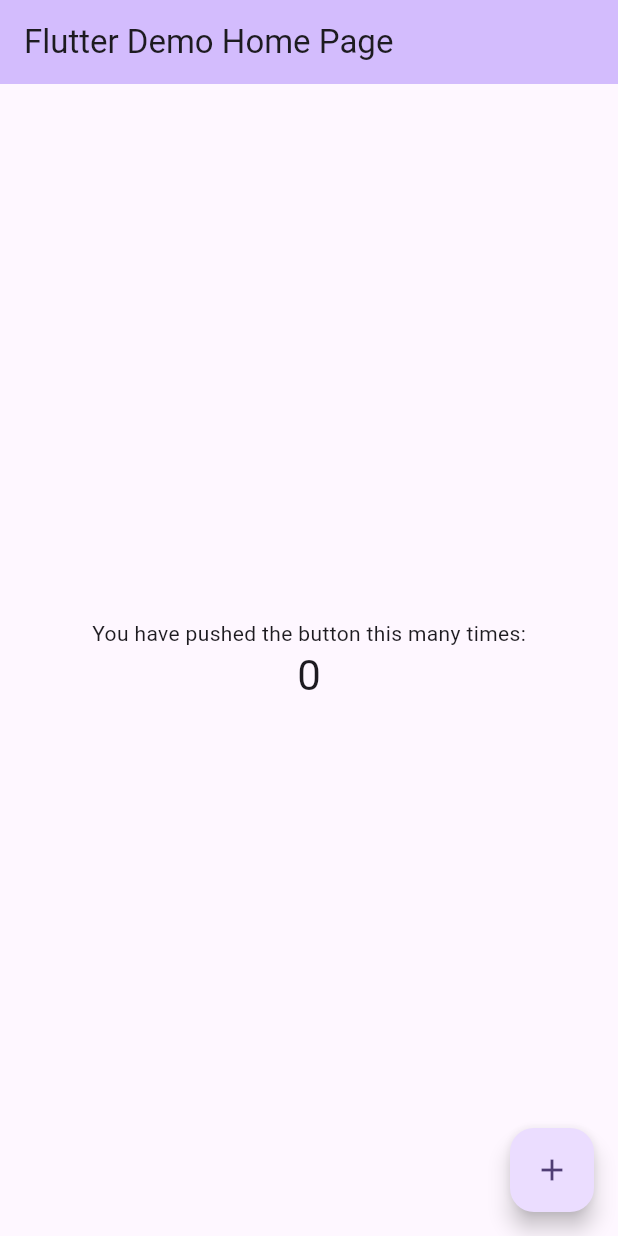
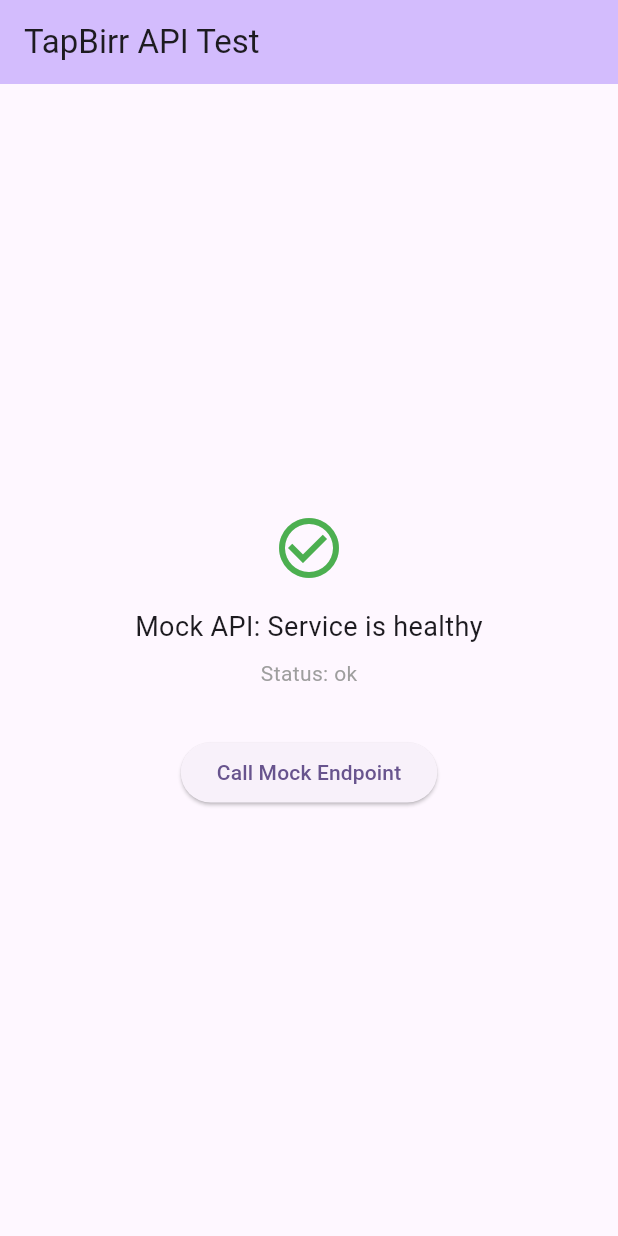
Before and after one commit to tsenatz/TapBirr, a Flutter app: the screen it shows after launch, on a phone screen of 412 x 824 dp. Run offline on Flutter 3.47's test engine with Material 3 defaults, Android fonts, the light colour scheme and no system bars; our stand-ins replace dio, flutter_secure_storage.

Commit message:
feat: implement API client with dio and mock toggle
- Add dio HTTP client with base URL config and token interceptor
- Add Flutter Secure Storage service for JWT tokens
- Implement mock repository pattern with toggle via AppConfig.useMockApi
- Add health endpoint example with mock/remote data sources
- Update UI to demonstrate calling mock endpoint
- Add ApiException, ApiResponse models

```diff
--- /dev/null
+++ b/apps/mobile/lib/core/config/app_config.dart
@@ -0,0 +1,19 @@
+class AppConfig {
+  // Toggle to switch between mock and real API
+  static const bool useMockApi = true;
+
+  // Base URLs
+  static const String devBaseUrl = 'http://10.0.2.2:5000/api'; // Android emulator
+  static const String prodBaseUrl = 'https://api.tapbirr.com/api';
+
+  // Development uses devBaseUrl, production uses prodBaseUrl
+  static String get baseUrl {
+    // In a real app, this would check environment
+    return devBaseUrl;
+  }
+
+  // API timeout
+  static const Duration apiTimeout = Duration(seconds: 30);
+
+  const AppConfig();
+}
--- /dev/null
+++ b/apps/mobile/lib/core/network/api_client.dart
@@ -0,0 +1,43 @@
+import 'package:dio/dio.dart';
+import 'package:tapbirr/core/config/app_config.dart';
+import 'package:tapbirr/core/storage/secure_storage_service.dart';
+
+class ApiClient {
+  final Dio _dio;
+  final SecureStorageService _secureStorage;
+
+  ApiClient({
+    required this._secureStorage,
+    AppConfig config = const AppConfig(),
+  }) : _dio = Dio() {
+    _initializeInterceptors();
+  }
+
+  void _initializeInterceptors() {
+    _dio.options.baseUrl = AppConfig.baseUrl;
+    _dio.options.connectTimeout = AppConfig.apiTimeout;
+    _dio.options.receiveTimeout = AppConfig.apiTimeout;
+    _dio.options.headers = {
+      'Content-Type': 'application/json',
+      'Accept': 'application/json',
+    };
+
+    // Token interceptor
+    _dio.interceptors.add(
+      InterceptorsWrapper(
+        onRequest: (options, handler) async {
+          final token = await _secureStorage.getToken();
+          if (token != null && token.isNotEmpty) {
+            options.headers['Authorization'] = 'Bearer $token';
+          }
+          handler.next(options);
+        },
+        onError: (error, handler) {
+          handler.next(error);
+        },
+      ),
+    );
+  }
+
+  Dio get dio => _dio;
+}
--- /dev/null
+++ b/apps/mobile/lib/core/network/api_exception.dart
@@ -0,0 +1,16 @@
+class ApiException implements Exception {
+  final String message;
+  final String? errorCode;
+  final int? statusCode;
+  final dynamic details;
+
+  ApiException({
+    required this.message,
+    this.errorCode,
+    this.statusCode,
+    this.details,
+  });
+
+  @override
+  String toString() => message;
+}
--- /dev/null
+++ b/apps/mobile/lib/core/network/api_response.dart
@@ -0,0 +1,59 @@
+import 'package:dio/dio.dart';
+import 'package:tapbirr/core/network/api_exception.dart';
+
+class ApiResponse<T> {
+  final bool success;
+  final T? data;
+  final String? message;
+  final String? errorCode;
+  final dynamic details;
+
+  ApiResponse({
+    required this.success,
+    this.data,
+    this.message,
+    this.errorCode,
+    this.details,
+  });
+
+  factory ApiResponse.fromJson(
+    Map<String, dynamic> json,
+    T Function(dynamic)? fromJsonT,
+  ) {
+    final success = json['success'] as bool? ?? false;
+    T? data;
+
+    if (fromJsonT != null && json.containsKey('data')) {
+      data = fromJsonT(json['data']);
+    } else if (json.containsKey('data')) {
+      data = json['data'] as T?;
+    }
+
+    return ApiResponse(
+      success: success,
+      data: data,
+      message: json['message'] as String?,
+      errorCode: json['errorCode'] as String?,
+      details: json['details'],
+    );
+  }
+
+  static ApiException fromDioError(DioException error) {
+    if (error.response != null) {
+      final responseData = error.response!.data;
+      if (responseData is Map<String, dynamic>) {
+        return ApiException(
+          message: responseData['message'] as String? ?? 'An error occurred',
+          errorCode: responseData['errorCode'] as String?,
+          statusCode: error.response!.statusCode,
+          details: responseData['details'],
+        );
+      }
+    }
+
+    return ApiException(
+      message: error.message ?? 'Network error occurred',
+      statusCode: error.response?.statusCode,
+    );
+  }
+}
--- /dev/null
+++ b/apps/mobile/lib/core/storage/secure_storage_service.dart
@@ -0,0 +1,30 @@
+import 'package:flutter_secure_storage/flutter_secure_storage.dart';
+
+class SecureStorageService {
+  static const _storage = FlutterSecureStorage(
+    aOptions: AndroidOptions(
+      encryptedSharedPreferences: true,
+    ),
+    iOptions: IOSOptions(
+      accessibility: KeychainAccessibility.first_unlock,
+    ),
+  );
+
+  static const String _tokenKey = 'auth_token';
+
+  Future<void> saveToken(String token) async {
+    await _storage.write(key: _tokenKey, value: token);
+  }
+
+  Future<String?> getToken() async {
+    return await _storage.read(key: _tokenKey);
+  }
+
+  Future<void> deleteToken() async {
+    await _storage.delete(key: _tokenKey);
+  }
+
+  Future<void> clearAll() async {
+    await _storage.deleteAll();
+  }
+}
--- /dev/null
+++ b/apps/mobile/lib/data/datasources/mock/health_mock_datasource.dart
@@ -0,0 +1,13 @@
+import 'package:tapbirr/data/models/health_response.dart';
+
+class HealthMockDataSource {
+  Future<HealthResponse> getHealth() async {
+    // Simulate network delay
+    await Future.delayed(const Duration(milliseconds: 500));
+    return HealthResponse(
+      success: true,
+      message: 'Mock API: Service is healthy',
+      status: 'ok',
+    );
+  }
+}
--- /dev/null
+++ b/apps/mobile/lib/data/datasources/remote/health_remote_datasource.dart
@@ -0,0 +1,19 @@
+import 'package:dio/dio.dart';
+import 'package:tapbirr/core/network/api_client.dart';
+import 'package:tapbirr/core/network/api_response.dart';
+import 'package:tapbirr/data/models/health_response.dart';
+
+class HealthRemoteDataSource {
+  final Dio _dio;
+
+  HealthRemoteDataSource({required ApiClient apiClient}) : _dio = apiClient.dio;
+
+  Future<HealthResponse> getHealth() async {
+    try {
+      final response = await _dio.get('/health');
+      return HealthResponse.fromJson(response.data as Map<String, dynamic>);
+    } on DioException catch (e) {
+      throw ApiResponse.fromDioError(e);
+    }
+  }
+}
--- /dev/null
+++ b/apps/mobile/lib/data/models/health_response.dart
@@ -0,0 +1,19 @@
+class HealthResponse {
+  final bool success;
+  final String? message;
+  final String? status;
+
+  HealthResponse({
+    required this.success,
+    this.message,
+    this.status,
+  });
+
+  factory HealthResponse.fromJson(Map<String, dynamic> json) {
+    return HealthResponse(
+      success: json['success'] as bool? ?? false,
+      message: json['message'] as String?,
+      status: json['data']?['status'] as String? ?? json['status'] as String?,
+    );
+  }
+}
--- /dev/null
+++ b/apps/mobile/lib/data/repositories/health_repository_impl.dart
@@ -0,0 +1,24 @@
+import 'package:tapbirr/core/config/app_config.dart';
+import 'package:tapbirr/data/datasources/mock/health_mock_datasource.dart';
+import 'package:tapbirr/data/datasources/remote/health_remote_datasource.dart';
+import 'package:tapbirr/data/models/health_response.dart';
+import 'package:tapbirr/domain/repositories/health_repository.dart';
+
+class HealthRepositoryImpl implements HealthRepository {
+  final HealthRemoteDataSource _remoteDataSource;
+  final HealthMockDataSource _mockDataSource;
+
+  HealthRepositoryImpl({
+    required this._remoteDataSource,
+    required this._mockDataSource,
+    AppConfig config = const AppConfig(),
+  });
+
+  @override
+  Future<HealthResponse> getHealth() async {
+    if (AppConfig.useMockApi) {
+      return _mockDataSource.getHealth();
+    }
+    return _remoteDataSource.getHealth();
+  }
+}
--- /dev/null
+++ b/apps/mobile/lib/domain/repositories/health_repository.dart
@@ -0,0 +1,5 @@
+import 'package:tapbirr/data/models/health_response.dart';
+
+abstract class HealthRepository {
+  Future<HealthResponse> getHealth();
+}
--- /dev/null
+++ b/apps/mobile/lib/features/home/home_screen.dart
@@ -0,0 +1,118 @@
+import 'package:flutter/material.dart';
+import 'package:tapbirr/core/network/api_exception.dart';
+import 'package:tapbirr/data/models/health_response.dart';
+import 'package:tapbirr/domain/repositories/health_repository.dart';
+
+class HomeScreen extends StatefulWidget {
+  final HealthRepository repository;
+
+  const HomeScreen({super.key, required this.repository});
+
+  @override
+  State<HomeScreen> createState() => _HomeScreenState();
+}
+
+class _HomeScreenState extends State<HomeScreen> {
+  HealthResponse? _healthResponse;
+  bool _isLoading = false;
+  String? _error;
+
+  @override
+  void initState() {
+    super.initState();
+    _fetchHealth();
+  }
+
+  Future<void> _fetchHealth() async {
+    setState(() {
+      _isLoading = true;
+      _error = null;
+      _healthResponse = null;
+    });
+
+    try {
+      final response = await widget.repository.getHealth();
+      setState(() {
+        _healthResponse = response;
+        _isLoading = false;
+      });
+    } on ApiException catch (e) {
+      setState(() {
+        _error = e.message;
+        _isLoading = false;
+      });
+    } catch (e) {
+      setState(() {
+        _error = e.toString();
+        _isLoading = false;
+      });
+    }
+  }
+
+  @override
+  Widget build(BuildContext context) {
+    return Scaffold(
+      appBar: AppBar(
+        backgroundColor: Theme.of(context).colorScheme.inversePrimary,
+        title: const Text('TapBirr API Test'),
+      ),
+      body: Center(
+        child: Padding(
+          padding: const EdgeInsets.all(16.0),
+          child: Column(
+            mainAxisAlignment: MainAxisAlignment.center,
+            children: [
+              if (_isLoading)
+                const CircularProgressIndicator()
+              else if (_error != null)
+                Column(
+                  children: [
+                    const Icon(
+                      Icons.error_outline,
+                      color: Colors.red,
+                      size: 48,
+                    ),
+                    const SizedBox(height: 16),
+                    Text(
+                      'Error: $_error',
+                      textAlign: TextAlign.center,
+                      style: const TextStyle(color: Colors.red),
+                    ),
+                  ],
+                )
+              else if (_healthResponse != null)
+                Column(
+                  children: [
+                    const Icon(
+                      Icons.check_circle_outline,
+                      color: Colors.green,
+                      size: 48,
+                    ),
+                    const SizedBox(height: 16),
+                    Text(
+                      _healthResponse!.message ?? 'Success',
+                      textAlign: TextAlign.center,
+                      style: const TextStyle(fontSize: 18),
+                    ),
+                    const SizedBox(height: 8),
+                    if (_healthResponse!.status != null)
+                      Text(
+                        'Status: ${_healthResponse!.status}',
+                        style: const TextStyle(color: Colors.grey),
+                      ),
+                  ],
+                )
+              else
+                const Text('Press the button to test API call'),
+              const SizedBox(height: 32),
+              ElevatedButton(
+                onPressed: _isLoading ? null : _fetchHealth,
+                child: const Text('Call Mock Endpoint'),
+              ),
+            ],
+          ),
+        ),
+      ),
+    );
+  }
+}
--- a/apps/mobile/lib/main.dart
+++ b/apps/mobile/lib/main.dart
@@ -1,4 +1,11 @@
 import 'package:flutter/material.dart';
+import 'package:tapbirr/core/network/api_client.dart';
+import 'package:tapbirr/core/storage/secure_storage_service.dart';
+import 'package:tapbirr/data/datasources/mock/health_mock_datasource.dart';
+import 'package:tapbirr/data/datasources/remote/health_remote_datasource.dart';
+import 'package:tapbirr/data/repositories/health_repository_impl.dart';
+import 'package:tapbirr/domain/repositories/health_repository.dart';
+import 'package:tapbirr/features/home/home_screen.dart';
 
 void main() {
   runApp(const MyApp());
@@ -7,116 +14,23 @@ void main() {
 class MyApp extends StatelessWidget {
   const MyApp({super.key});
 
-  // This widget is the root of your application.
-  @override
-  Widget build(BuildContext context) {
-    return MaterialApp(
-      title: 'Flutter Demo',
-      theme: ThemeData(
-        // This is the theme of your application.
-        //
-        // TRY THIS: Try running your application with "flutter run". You'll see
-        // the application has a purple toolbar. Then, without quitting the app,
-        // try changing the seedColor in the colorScheme below to Colors.green
-        // and then invoke "hot reload" (save your changes or press the "hot
-        // reload" button in a Flutter-supported IDE, or press "r" if you used
-        // the command line to start the app).
-        //
-        // Notice that the counter didn't reset back to zero; the application
-        // state is not lost during the reload. To reset the state, use hot
-        // restart instead.
-        //
-        // This works for code too, not just values: Most code changes can be
-        // tested with just a hot reload.
-        colorScheme: .fromSeed(seedColor: Colors.deepPurple),
-      ),
-      home: const MyHomePage(title: 'Flutter Demo Home Page'),
+  HealthRepository _buildRepository() {
+    final secureStorage = SecureStorageService();
+    final apiClient = ApiClient(secureStorage: secureStorage);
+    return HealthRepositoryImpl(
+      remoteDataSource: HealthRemoteDataSource(apiClient: apiClient),
+      mockDataSource: HealthMockDataSource(),
     );
-  }
-}
-
-class MyHomePage extends StatefulWidget {
-  const MyHomePage({super.key, required this.title});
-
-  // This widget is the home page of your application. It is stateful, meaning
-  // that it has a State object (defined below) that contains fields that affect
-  // how it looks.
-
-  // This class is the configuration for the state. It holds the values (in this
-  // case the title) provided by the parent (in this case the App widget) and
-  // used by the build method of the State. Fields in a Widget subclass are
-  // always marked "final".
-
-  final String title;
-
-  @override
-  State<MyHomePage> createState() => _MyHomePageState();
-}
-
-class _MyHomePageState extends State<MyHomePage> {
-  int _counter = 0;
-
-  void _incrementCounter() {
-    setState(() {
-      // This call to setState tells the Flutter framework that something has
-      // changed in this State, which causes it to rerun the build method below
-      // so that the display can reflect the updated values. If we changed
-      // _counter without calling setState(), then the build method would not be
-      // called again, and so nothing would appear to happen.
-      _counter++;
-    });
   }
 
   @override
   Widget build(BuildContext context) {
-    // This method is rerun every time setState is called, for instance as done
-    // by the _incrementCounter method above.
-    //
-    // The Flutter framework has been optimized to make rerunning build methods
-    // fast, so that you can just rebuild anything that needs updating rather
-    // than having to individually change instances of widgets.
-    return Scaffold(
-      appBar: AppBar(
-        // TRY THIS: Try changing the color here to a specific color (to
-        // Colors.amber, perhaps?) and trigger a hot reload to see the AppBar
-        // change color while the other colors stay the same.
-        backgroundColor: Theme.of(context).colorScheme.inversePrimary,
-        // Here we take the value from the MyHomePage object that was created by
-        // the App.build method, and use it to set our appbar title.
-        title: Text(widget.title),
+    return MaterialApp(
+      title: 'TapBirr',
+      theme: ThemeData(
+        colorScheme: .fromSeed(seedColor: Colors.deepPurple),
       ),
-      body: Center(
-        // Center is a layout widget. It takes a single child and positions it
-        // in the middle of the parent.
-        child: Column(
-          // Column is also a layout widget. It takes a list of children and
-          // arranges them vertically. By default, it sizes itself to fit its
-          // children horizontally, and tries to be as tall as its parent.
-          //
-          // Column has various properties to control how it sizes itself and
-          // how it positions its children. Here we use mainAxisAlignment to
-          // center the children vertically; the main axis here is the vertical
-          // axis because Columns are vertical (the cross axis would be
-          // horizontal).
-          //
-          // TRY THIS: Invoke "debug painting" (choose the "Toggle Debug Paint"
-          // action in the IDE, or press "p" in the console), to see the
-          // wireframe for each widget.
-          mainAxisAlignment: .center,
-          children: [
-            const Text('You have pushed the button this many times:'),
-            Text(
-              '$_counter',
-              style: Theme.of(context).textTheme.headlineMedium,
-            ),
-          ],
-        ),
-      ),
-      floatingActionButton: FloatingActionButton(
-        onPressed: _incrementCounter,
-        tooltip: 'Increment',
-        child: const Icon(Icons.add),
-      ),
+      home: HomeScreen(repository: _buildRepository()),
     );
   }
 }
--- a/apps/mobile/pubspec.yaml
+++ b/apps/mobile/pubspec.yaml
@@ -34,6 +34,8 @@ dependencies:
   # The following adds the Cupertino Icons font to your application.
   # Use with the CupertinoIcons class for iOS style icons.
   cupertino_icons: ^1.0.8
+  dio: ^5.7.0
+  flutter_secure_storage: ^9.2.2
 
 dev_dependencies:
   flutter_test:
```
Also changed, not shown: apps/mobile/pubspec.lock, 8 other files.
